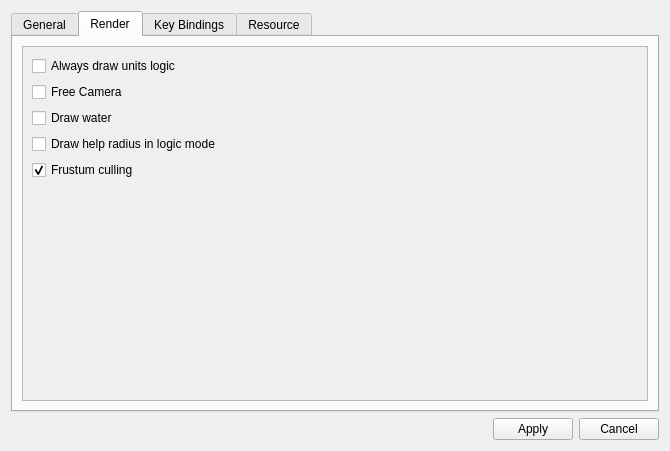
Samolleg/ataman-mp, file source/app/settings.ui: the form before one commit.
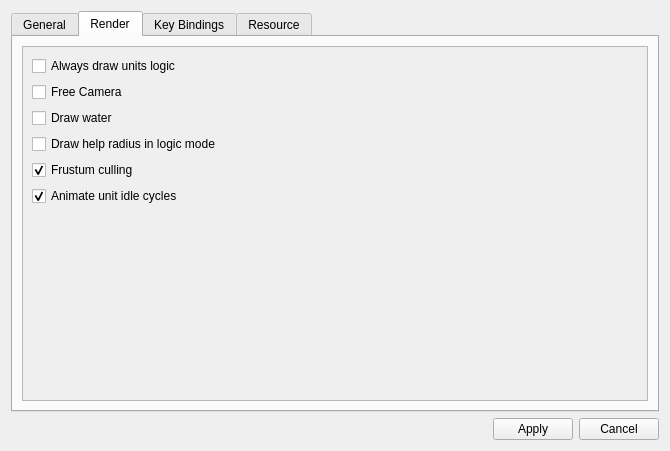
The form after the commit. The open tabs and pages were chosen to show the change.

Commit message: Animate visible units with hierarchical idle poses

```diff
--- a/source/app/settings.ui
+++ b/source/app/settings.ui
@@ -367,6 +367,19 @@
              </property>
             </widget>
            </item>
+           <item>
+            <widget class="QCheckBox" name="animateUnits">
+             <property name="toolTip">
+              <string>Plays provider-resolved default unit idle cycles. Distant units use reduced pose update rates.</string>
+             </property>
+             <property name="text">
+              <string>Animate unit idle cycles</string>
+             </property>
+             <property name="checked">
+              <bool>true</bool>
+             </property>
+            </widget>
+           </item>
            <item>
             <spacer name="verticalSpacer">
              <property name="orientation">
```
The commit also changes 16 other files.
